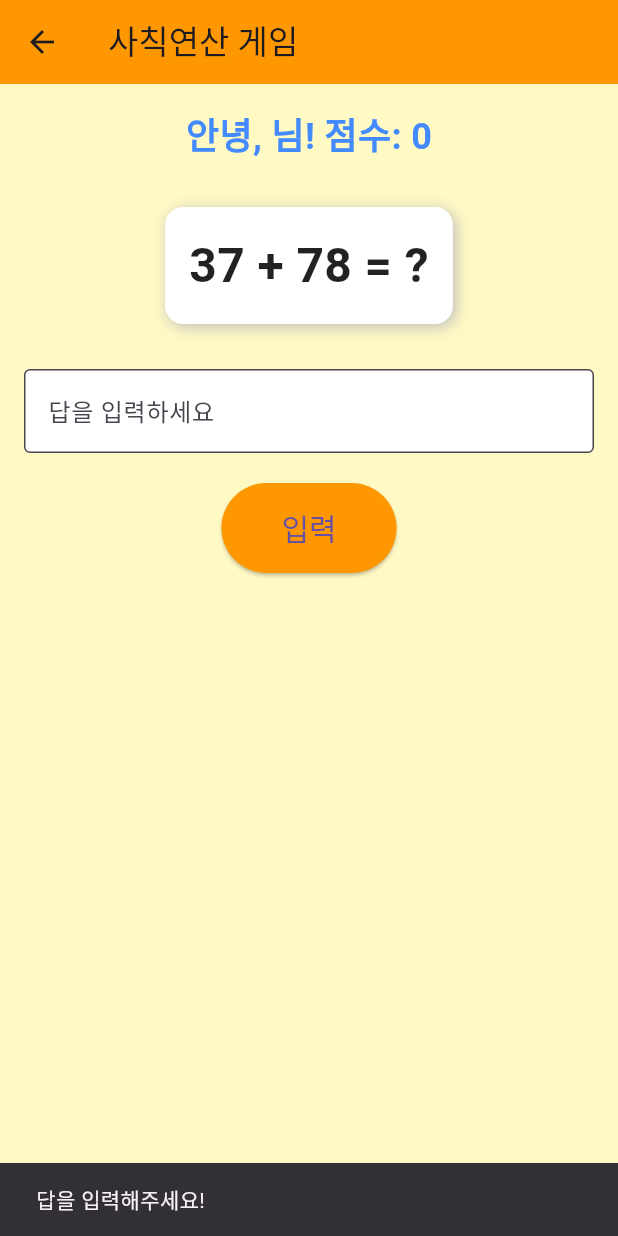
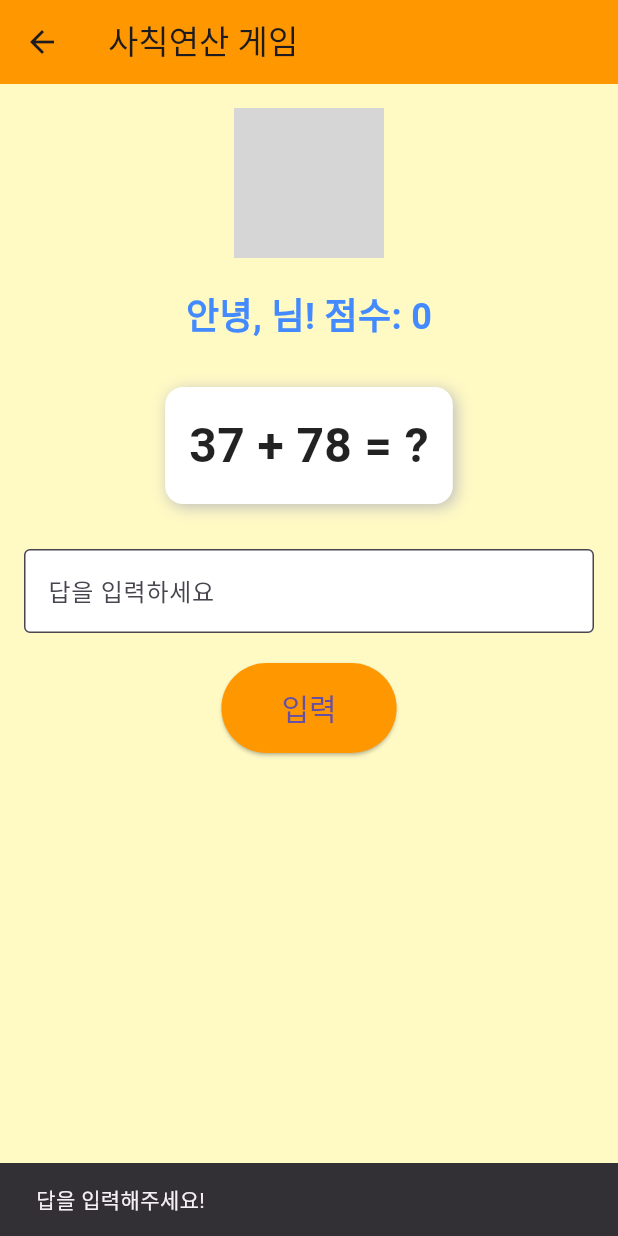
Before and after one commit to solardayz/arith, a Flutter app: the ArithmeticGameScreen screen opened directly with empty values, after a tap on "입력", on a phone screen of 412 x 824 dp. Run offline on Flutter 3.47's test engine with Material 3 defaults, Android fonts, the light colour scheme and no system bars; our stand-ins replace flutter_svg; grey boxes are pictures that could not be loaded.

Commit message:
feat: Enhance UI with SVG icon and improve game screen layout
This commit introduces an SVG app icon and improves the game screen's layout and functionality.
- Adds `flutter_svg` to `pubspec.yaml` and configures the path to the SVG icon.
- Adds an SVG image file (`app_icon.svg`) for the app icon.
- Adds the display of the SVG icon to the game screen.
- Adds automatic scrolling on keyboard display in game screen.
- Modifies the game screen layout to use a `SingleChildScrollView` and enhances the visual presentation.
- Adds code for generating random arithmetic questions.

```diff
--- a/lib/main.dart
+++ b/lib/main.dart
@@ -52,6 +52,7 @@ class _SplashScreenState extends State<SplashScreen> {
   }
 }
 
+// 이름 입력 및 게임 시작 화면
 class NameInputScreen extends StatefulWidget {
   @override
   _NameInputScreenState createState() => _NameInputScreenState();
@@ -147,6 +148,9 @@ class ArithmeticGameScreen extends StatefulWidget {
 
 class _ArithmeticGameScreenState extends State<ArithmeticGameScreen> {
   final TextEditingController _answerController = TextEditingController();
+  final ScrollController _scrollController = ScrollController();
+  final FocusNode _answerFocusNode = FocusNode();
+
   int score = 0;
   late int operand1;
   late int operand2;
@@ -160,19 +164,42 @@ class _ArithmeticGameScreenState extends State<ArithmeticGameScreen> {
   void initState() {
     super.initState();
     _generateProblem();
+    // 키보드가 올라올 때 자동으로 스크롤
+    _answerFocusNode.addListener(() {
+      if (_answerFocusNode.hasFocus) {
+        // 잠시 대기 후 스크롤 애니메이션
+        Future.delayed(Duration(milliseconds: 300), () {
+          if (_scrollController.hasClients) {
+            _scrollController.animateTo(
+              _scrollController.position.maxScrollExtent,
+              duration: Duration(milliseconds: 300),
+              curve: Curves.easeOut,
+            );
+          }
+        });
+      }
+    });
+  }
+
+  @override
+  void dispose() {
+    _answerController.dispose();
+    _scrollController.dispose();
+    _answerFocusNode.dispose();
+    super.dispose();
   }
 
   // 문제 생성: 사칙연산 중 무작위 선택, 최대 2자리 수
   void _generateProblem() {
     int opType = _random.nextInt(4); // 0: +, 1: -, 2: *, 3: /
     switch (opType) {
-      case 0: // 덧셈
+      case 0:
         operand1 = _random.nextInt(100);
         operand2 = _random.nextInt(100);
         operator = '+';
         correctAnswer = operand1 + operand2;
         break;
-      case 1: // 뺄셈 (음수 방지)
+      case 1:
         operand1 = _random.nextInt(100);
         operand2 = _random.nextInt(100);
         if (operand1 < operand2) {
@@ -183,15 +210,15 @@ class _ArithmeticGameScreenState extends State<ArithmeticGameScreen> {
         operator = '-';
         correctAnswer = operand1 - operand2;
         break;
-      case 2: // 곱셈
+      case 2:
         operand1 = _random.nextInt(100);
         operand2 = _random.nextInt(100);
         operator = '×';
         correctAnswer = operand1 * operand2;
         break;
-      case 3: // 나눗셈: 1~9 범위의 divisor와 quotient (정수 몫)
-        operand2 = _random.nextInt(9) + 1; // 1~9
-        int quotient = _random.nextInt(10); // 0~9
+      case 3:
+        operand2 = _random.nextInt(9) + 1;
+        int quotient = _random.nextInt(10);
         operand1 = operand2 * quotient;
         operator = '÷';
         correctAnswer = quotient;
@@ -241,7 +268,6 @@ class _ArithmeticGameScreenState extends State<ArithmeticGameScreen> {
 
   @override
   Widget build(BuildContext context) {
-    // 결과 메시지 색상: 정답은 녹색, 오답은 빨간색
     final Color resultColor = resultMessage.contains('정답')
         ? Colors.green
         : resultMessage.contains('오답')
@@ -256,8 +282,17 @@ class _ArithmeticGameScreenState extends State<ArithmeticGameScreen> {
       ),
       body: Padding(
         padding: const EdgeInsets.all(16.0),
+        child: SingleChildScrollView(
+          controller: _scrollController,
           child: Column(
             children: [
+              // 메인 화면 상단에 앱 아이콘 표시
+              SvgPicture.asset(
+                'assets/app_icon.svg',
+                width: 100,
+                height: 100,
+              ),
+              SizedBox(height: 20),
               Text(
                 '안녕, ${widget.name}님! 점수: $score',
                 style: TextStyle(
@@ -267,7 +302,6 @@ class _ArithmeticGameScreenState extends State<ArithmeticGameScreen> {
                 ),
               ),
               SizedBox(height: 30),
-            // 문제를 감싸는 카드 형태의 컨테이너
               Container(
                 padding: EdgeInsets.all(16),
                 decoration: BoxDecoration(
@@ -292,6 +326,7 @@ class _ArithmeticGameScreenState extends State<ArithmeticGameScreen> {
               ),
               SizedBox(height: 30),
               TextField(
+                focusNode: _answerFocusNode,
                 controller: _answerController,
                 keyboardType: TextInputType.number,
                 decoration: InputDecoration(
@@ -323,6 +358,7 @@ class _ArithmeticGameScreenState extends State<ArithmeticGameScreen> {
             ],
           ),
         ),
+      ),
     );
   }
 }
--- a/pubspec.yaml
+++ b/pubspec.yaml
@@ -92,3 +92,8 @@ flutter:
   #
   # For details regarding fonts from package dependencies,
   # see https://flutter.dev/to/font-from-package
+
+flutter_icons:
+  android: true
+  ios: true
+  image_path: "assets/app_icon.png"
```
Also changed, not shown: assets/images/app_icon.svg (added). Lines whose indentation alone changed are shown as unchanged.
